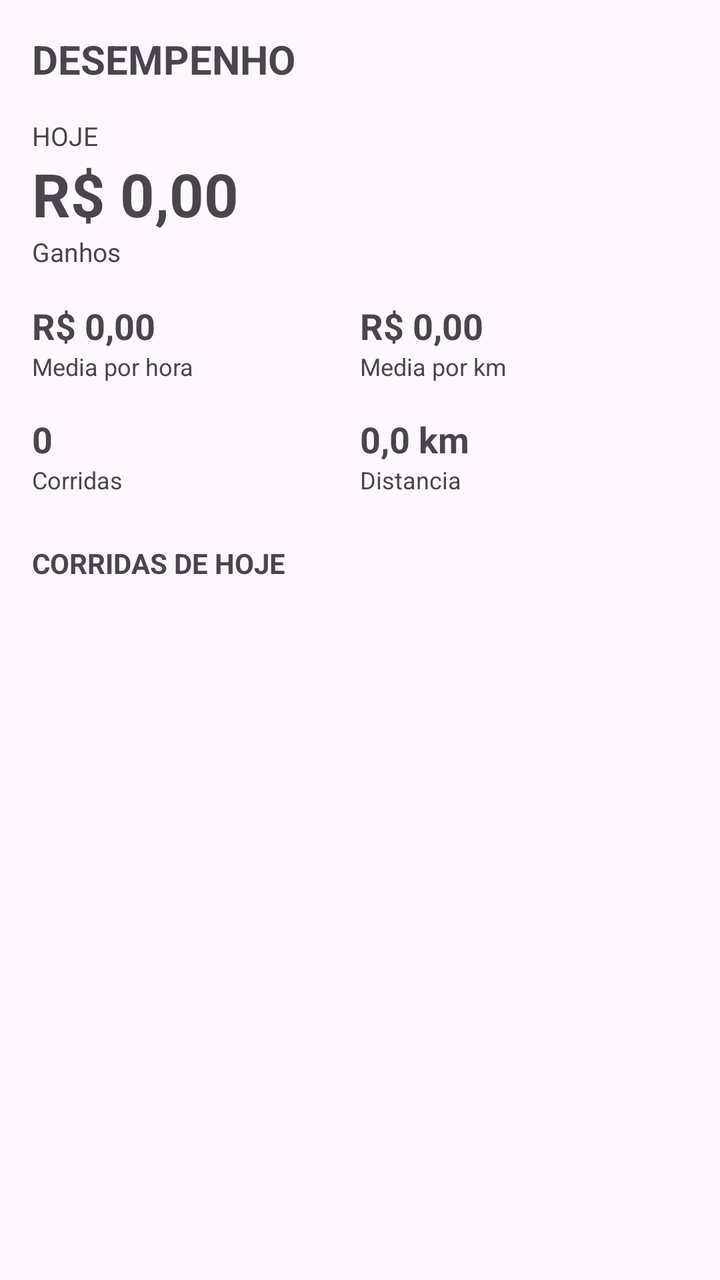
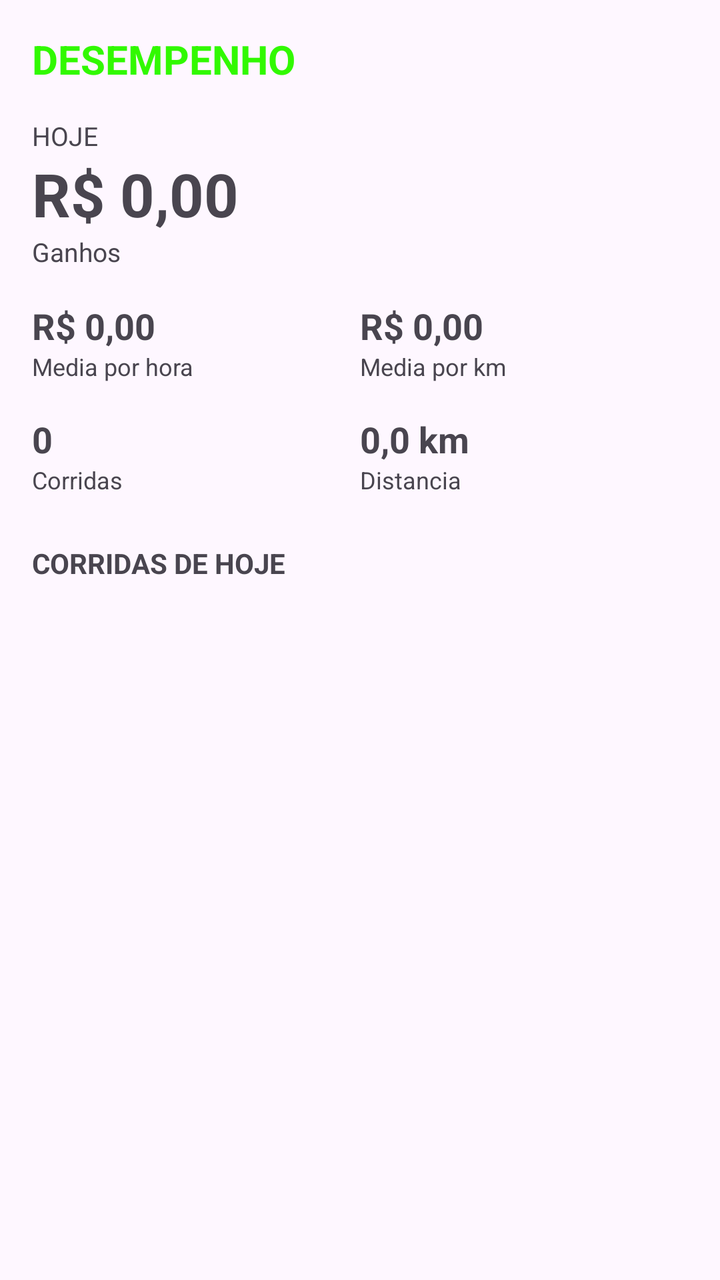

Before-and-after screenshots of an Android layout around one commit, followed by the original layout XML and the change that was made.
<!-- AndroidManifest.xml: application theme Theme.MyApplication -->
<!-- res/layout/fragment_desempenho.xml -->
<?xml version="1.0" encoding="utf-8"?>
<ScrollView xmlns:android="http://schemas.android.com/apk/res/android"
    android:layout_width="match_parent"
    android:layout_height="match_parent">

    <LinearLayout
        android:layout_width="match_parent"
        android:layout_height="wrap_content"
        android:orientation="vertical"
        android:padding="16dp">

        <TextView
            android:layout_width="wrap_content"
            android:layout_height="wrap_content"
            android:text="DESEMPENHO"
            android:textSize="20sp"
            android:textStyle="bold" />

        <TextView
            android:layout_width="wrap_content"
            android:layout_height="wrap_content"
            android:layout_marginTop="16dp"
            android:text="HOJE"
            android:textSize="13sp" />

        <TextView
            android:id="@+id/tvGanhos"
            android:layout_width="wrap_content"
            android:layout_height="wrap_content"
            android:text="R$ 0,00"
            android:textSize="30sp"
            android:textStyle="bold" />

        <TextView
            android:layout_width="wrap_content"
            android:layout_height="wrap_content"
            android:text="Ganhos"
            android:textSize="13sp" />

        <LinearLayout
            android:layout_width="match_parent"
            android:layout_height="wrap_content"
            android:layout_marginTop="16dp"
            android:orientation="horizontal">

            <LinearLayout
                android:layout_width="0dp"
                android:layout_height="wrap_content"
                android:layout_weight="1"
                android:orientation="vertical">

                <TextView
                    android:id="@+id/tvPerHour"
                    android:layout_width="wrap_content"
                    android:layout_height="wrap_content"
                    android:text="R$ 0,00"
                    android:textSize="18sp"
                    android:textStyle="bold" />

                <TextView
                    android:layout_width="wrap_content"
                    android:layout_height="wrap_content"
                    android:text="Media por hora"
                    android:textSize="12sp" />
            </LinearLayout>

            <LinearLayout
                android:layout_width="0dp"
                android:layout_height="wrap_content"
                android:layout_weight="1"
                android:orientation="vertical">

                <TextView
                    android:id="@+id/tvPerKm"
                    android:layout_width="wrap_content"
                    android:layout_height="wrap_content"
                    android:text="R$ 0,00"
                    android:textSize="18sp"
                    android:textStyle="bold" />

                <TextView
                    android:layout_width="wrap_content"
                    android:layout_height="wrap_content"
                    android:text="Media por km"
                    android:textSize="12sp" />
            </LinearLayout>
        </LinearLayout>

        <LinearLayout
            android:layout_width="match_parent"
            android:layout_height="wrap_content"
            android:layout_marginTop="16dp"
            android:orientation="horizontal">

            <LinearLayout
                android:layout_width="0dp"
                android:layout_height="wrap_content"
                android:layout_weight="1"
                android:orientation="vertical">

                <TextView
                    android:id="@+id/tvCount"
                    android:layout_width="wrap_content"
                    android:layout_height="wrap_content"
                    android:text="0"
                    android:textSize="18sp"
                    android:textStyle="bold" />

                <TextView
                    android:layout_width="wrap_content"
                    android:layout_height="wrap_content"
                    android:text="Corridas"
                    android:textSize="12sp" />
            </LinearLayout>

            <LinearLayout
                android:layout_width="0dp"
                android:layout_height="wrap_content"
                android:layout_weight="1"
                android:orientation="vertical">

                <TextView
                    android:id="@+id/tvDist"
                    android:layout_width="wrap_content"
                    android:layout_height="wrap_content"
                    android:text="0,0 km"
                    android:textSize="18sp"
                    android:textStyle="bold" />

                <TextView
                    android:layout_width="wrap_content"
                    android:layout_height="wrap_content"
                    android:text="Distancia"
                    android:textSize="12sp" />
            </LinearLayout>
        </LinearLayout>

        <TextView
            android:layout_width="wrap_content"
            android:layout_height="wrap_content"
            android:layout_marginTop="24dp"
            android:text="CORRIDAS DE HOJE"
            android:textSize="14sp"
            android:textStyle="bold" />

        <androidx.recyclerview.widget.RecyclerView
            android:id="@+id/rvHoje"
            android:layout_width="match_parent"
            android:layout_height="wrap_content"
            android:layout_marginTop="4dp"
            android:nestedScrollingEnabled="false" />

    </LinearLayout>
</ScrollView>
<!-- resources referenced by this layout -->
<resources>
  <style name="Theme.MyApplication" parent="Base.Theme.MyApplication" />
  <style name="Base.Theme.MyApplication" parent="Theme.Material3.DayNight.NoActionBar">
          
          
      </style>
</resources>

<!-- the commit's change to res/layout/fragment_desempenho.xml (unified diff, before → after) -->
@@ -13,6 +13,7 @@
             android:layout_width="wrap_content"
             android:layout_height="wrap_content"
             android:text="DESEMPENHO"
+            android:textColor="@color/verde_neon"
             android:textSize="20sp"
             android:textStyle="bold" />
 
<!-- resource entries referenced after the edit -->
@@ -1,9 +1,12 @@
 <!-- resources referenced by this layout -->
 <resources>
+  <color name="verde_neon">#31F900</color>
   <style name="Theme.MyApplication" parent="Base.Theme.MyApplication" />
   <style name="Base.Theme.MyApplication" parent="Theme.Material3.DayNight.NoActionBar">
-          
-          
+          <item name="colorPrimary">@color/verde_neon</item>
+          <item name="colorSecondary">@color/rosa_lilas</item>
+          <item name="android:colorAccent">@color/rosa_lilas</item>
       </style>
+  <color name="rosa_lilas">#C864AF</color>
 </resources>
 
